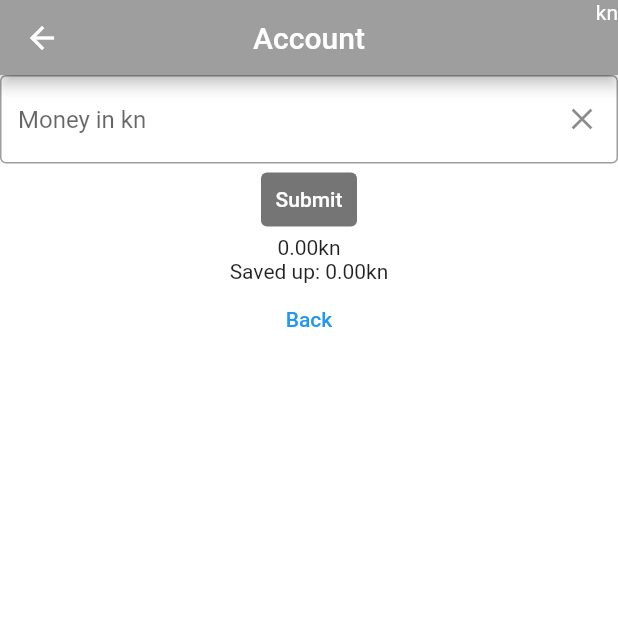
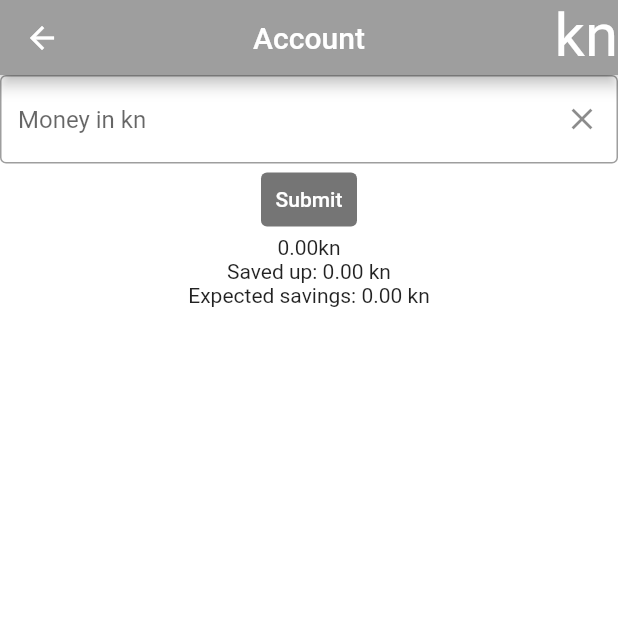
Before and after one commit to Dero1014/FinanceApp, a Flutter app: the AccountPage screen opened by its route, on a phone screen of 412 x 824 dp, the top half of it. Run offline on Flutter 3.47's test engine with Material 2 defaults, Android fonts, the phone set to English and light mode, and no system bars; our stand-ins replace hive, hive_flutter, sqflite; accounts and stored records are empty.

Commit message:
Issue-ID: I-006 Increase font size of currency

```diff
--- a/lib/classes/account.class.dart
+++ b/lib/classes/account.class.dart
@@ -46,6 +46,19 @@ class Account
     return saved;
   }
 
+  double saveExpectency()
+  {
+    double savings = 0;
+    double sum = 0;
+
+    for (var category in CategoryList().categories) {
+      sum += (category.percentage/100) * income;
+    }
+
+    savings = income-sum;
+    return savings;
+  }
+
   void initAccount()
   {
     box = Hive.box("account");
--- a/lib/pages/account.page.dart
+++ b/lib/pages/account.page.dart
@@ -46,12 +46,8 @@ class _AccountPageState extends State<AccountPage> {
               child: const Text("Submit"),
             ),
             Text(Account().income.toStringAsFixed(2) + Boxes().boxes[0].get("icon")),
-            Text("Saved up: " + Account().savedUp().toStringAsFixed(2) + Boxes().boxes[0].get("icon")),
-            TextButton(
-              onPressed: (){
-                Navigator.pop(context);
-              },
-             child: Text("Back"))
+            Text('Saved up: ${Account().savedUp().toStringAsFixed(2)} ${Boxes().boxes[0].get("icon")}'),
+            Text('Expected savings: ${Account().saveExpectency().toStringAsFixed(2)} ${Boxes().boxes[0].get("icon")}'),
           ]),
         ));
   }
--- a/lib/widgets/appbar.dart
+++ b/lib/widgets/appbar.dart
@@ -35,6 +35,10 @@ class _HomeBarState extends State<HomeBar> {
       backgroundColor: Colors.grey,
       centerTitle: true,
       actions: <Widget>[
+        Text(
+          box.get("icon"),
+          style: const TextStyle(fontSize: 40),
+        ),
         Visibility(
           visible: widget.visible,
           child: IconButton(
@@ -53,7 +57,6 @@ class _HomeBarState extends State<HomeBar> {
               },
               icon: const Icon(Icons.currency_exchange)),
         ),
-        Text(box.get("icon"))
       ],
     );
   }
```
